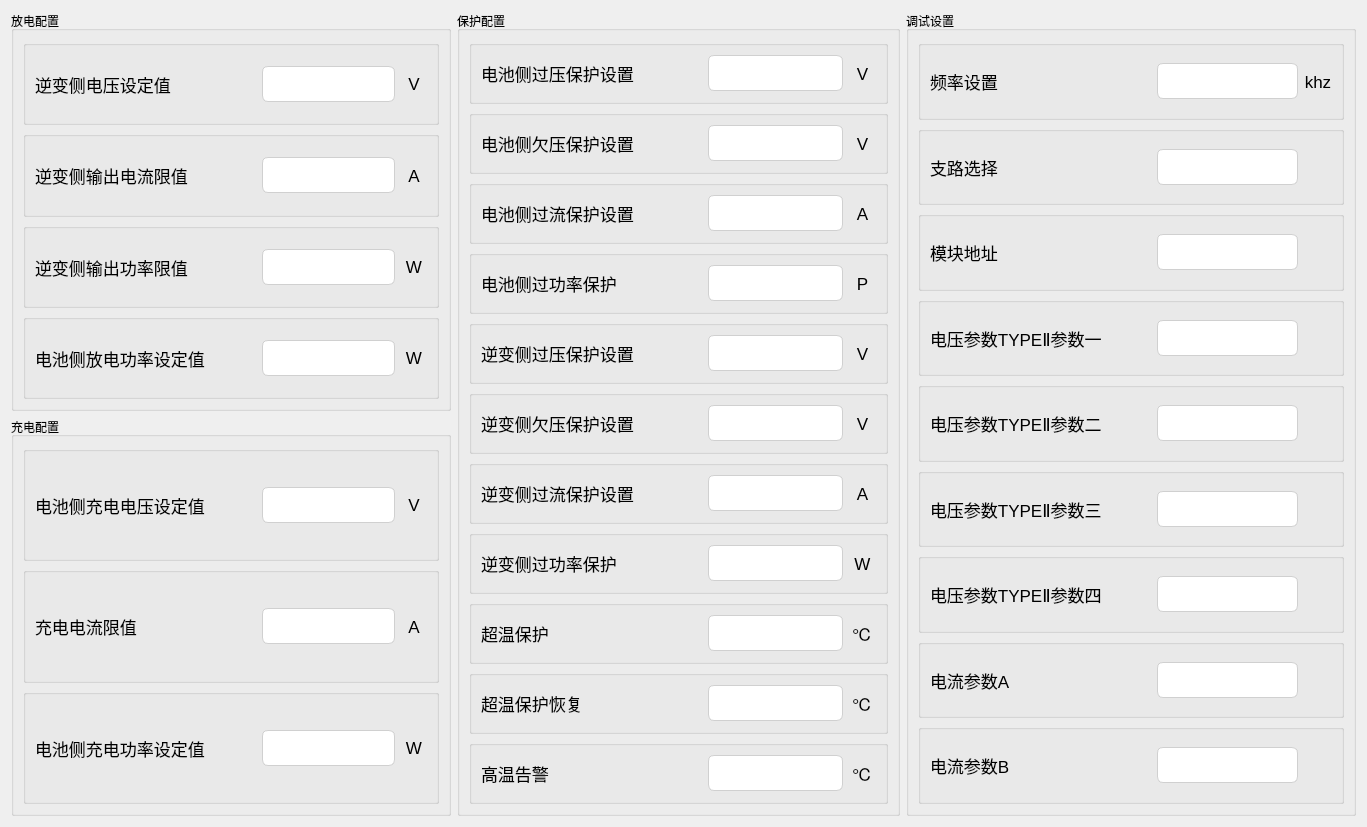
This is tformconfig1.ui in Curtain-Wang/ModbusApp as Qt 5 draws it before an edit. The edited form follows.
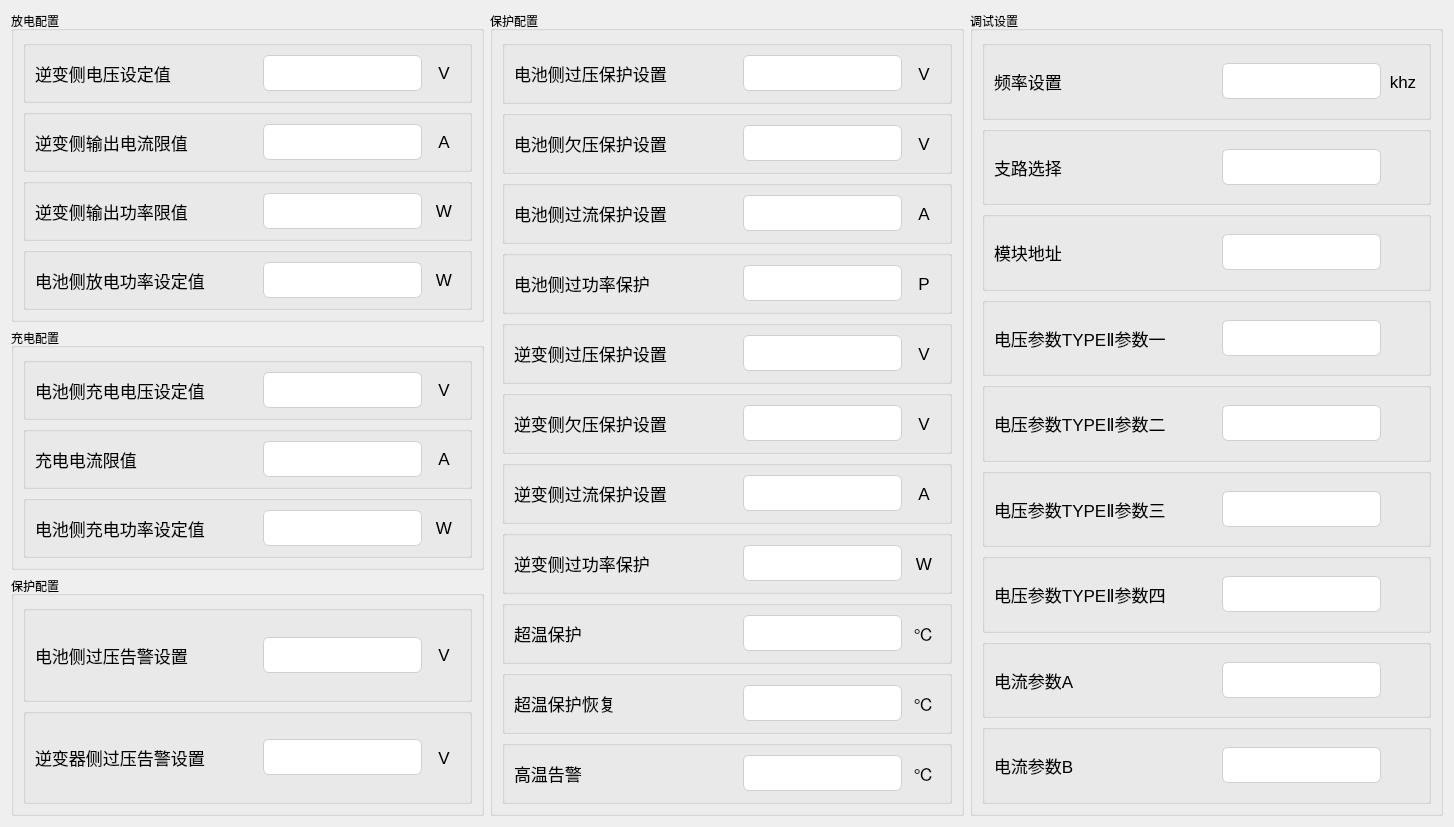
This is the edited form. Custom widgets are drawn as their Qt base class.

Commit message: 新增过压告警寄存器

```diff
--- a/tformconfig1.ui
+++ b/tformconfig1.ui
@@ -6,15 +6,15 @@
    <rect>
     <x>0</x>
     <y>0</y>
-    <width>1367</width>
+    <width>1454</width>
     <height>824</height>
    </rect>
   </property>
   <property name="windowTitle">
    <string>Form</string>
   </property>
-  <layout class="QHBoxLayout" name="horizontalLayout">
-   <item>
+  <layout class="QGridLayout" name="gridLayout_2">
+   <item row="0" column="0">
     <layout class="QVBoxLayout" name="verticalLayout_4">
      <item>
       <widget class="QGroupBox" name="groupBox_2">
@@ -699,9 +699,208 @@
        </layout>
       </widget>
      </item>
+     <item>
+      <widget class="QGroupBox" name="groupBox_5">
+       <property name="title">
+        <string>保护配置</string>
+       </property>
+       <layout class="QVBoxLayout" name="verticalLayout_5">
+        <item>
+         <widget class="QGroupBox" name="groupBox_36">
+          <property name="title">
+           <string/>
+          </property>
+          <layout class="QHBoxLayout" name="horizontalLayout_44" stretch="7,5,1">
+           <item>
+            <widget class="QLabel" name="label_87">
+             <property name="minimumSize">
+              <size>
+               <width>221</width>
+               <height>31</height>
+              </size>
+             </property>
+             <property name="font">
+              <font>
+               <pointsize>13</pointsize>
+              </font>
+             </property>
+             <property name="text">
+              <string>电池侧过压告警设置</string>
+             </property>
+             <property name="alignment">
+              <set>Qt::AlignLeading|Qt::AlignLeft|Qt::AlignVCenter</set>
+             </property>
+            </widget>
+           </item>
+           <item>
+            <widget class="MyLineEdit" name="h16908">
+             <property name="minimumSize">
+              <size>
+               <width>0</width>
+               <height>31</height>
+              </size>
+             </property>
+             <property name="styleSheet">
+              <string notr="true">QLineEdit {
+    /* 苹果风格的数据展示LineEdit */
+    border: 1px solid #D0D0D0;                  /* 浅灰色边框，模仿macOS的细边框 */
+    border-radius: 6px;                         /* 圆角，符合macOS设计 */
+    padding: 8px 12px;                         /* 内边距，提供舒适的阅读空间 */
+    background-color: #FFFFFF;                 /* 白色背景 */
+    color: #333333;                            /* 深灰色文字，提高可读性 */
+    font-family: &quot;SF Pro Text&quot;, &quot;Helvetica Neue&quot;, &quot;Lucida Grande&quot;, sans-serif; /* macOS系统字体栈 */
+    font-size: 14px;                           /* 默认字体大小 */
+    selection-background-color: #007AFF;       /* 选中文本高亮色 (macOS蓝色) */
+    selection-color: #FFFFFF;                  /* 选中文本颜色 (白色) */
+
+    /* 只读状态下的特殊样式 */
+    /* 注意：Qt中通常使用 setReadOnly(true) 来实现只读，但QSS可以定义其外观 */
+}
+
+/* 当LineEdit获得焦点时 (对于数据展示框，如果不需要焦点效果，可以省略或弱化) */
+QLineEdit:focus {
+    border: 1px solid #007AFF;                 /* 获得焦点时边框变为蓝色 */
+    /* 如果作为纯展示框，也可以移除焦点边框变化 */
+    /* border: 1px solid #D0D0D0; */
+}
+
+/* 禁用状态下的样式 (如果用于展示不可变数据) */
+QLineEdit:disabled {
+    background-color: #F5F5F7;                 /* macOS禁用元素背景色 */
+    color: #A0A0A0;                            /* 禁用文字颜色 */
+    border: 1px solid #E0E0E0;                 /* 禁用边框颜色 */
+}</string>
+             </property>
+             <property name="readOnly">
+              <bool>true</bool>
+             </property>
+            </widget>
+           </item>
+           <item>
+            <widget class="QLabel" name="label_88">
+             <property name="minimumSize">
+              <size>
+               <width>0</width>
+               <height>31</height>
+              </size>
+             </property>
+             <property name="font">
+              <font>
+               <pointsize>13</pointsize>
+              </font>
+             </property>
+             <property name="text">
+              <string>V</string>
+             </property>
+             <property name="alignment">
+              <set>Qt::AlignCenter</set>
+             </property>
+            </widget>
+           </item>
+          </layout>
+         </widget>
+        </item>
+        <item>
+         <widget class="QGroupBox" name="groupBox_37">
+          <property name="title">
+           <string/>
+          </property>
+          <layout class="QHBoxLayout" name="horizontalLayout_45" stretch="7,5,1">
+           <item>
+            <widget class="QLabel" name="label_89">
+             <property name="minimumSize">
+              <size>
+               <width>221</width>
+               <height>31</height>
+              </size>
+             </property>
+             <property name="font">
+              <font>
+               <pointsize>13</pointsize>
+              </font>
+             </property>
+             <property name="text">
+              <string>逆变器侧过压告警设置</string>
+             </property>
+             <property name="alignment">
+              <set>Qt::AlignLeading|Qt::AlignLeft|Qt::AlignVCenter</set>
+             </property>
+            </widget>
+           </item>
+           <item>
+            <widget class="MyLineEdit" name="h16909">
+             <property name="minimumSize">
+              <size>
+               <width>0</width>
+               <height>31</height>
+              </size>
+             </property>
+             <property name="styleSheet">
+              <string notr="true">QLineEdit {
+    /* 苹果风格的数据展示LineEdit */
+    border: 1px solid #D0D0D0;                  /* 浅灰色边框，模仿macOS的细边框 */
+    border-radius: 6px;                         /* 圆角，符合macOS设计 */
+    padding: 8px 12px;                         /* 内边距，提供舒适的阅读空间 */
+    background-color: #FFFFFF;                 /* 白色背景 */
+    color: #333333;                            /* 深灰色文字，提高可读性 */
+    font-family: &quot;SF Pro Text&quot;, &quot;Helvetica Neue&quot;, &quot;Lucida Grande&quot;, sans-serif; /* macOS系统字体栈 */
+    font-size: 14px;                           /* 默认字体大小 */
+    selection-background-color: #007AFF;       /* 选中文本高亮色 (macOS蓝色) */
+    selection-color: #FFFFFF;                  /* 选中文本颜色 (白色) */
+
+    /* 只读状态下的特殊样式 */
+    /* 注意：Qt中通常使用 setReadOnly(true) 来实现只读，但QSS可以定义其外观 */
+}
+
+/* 当LineEdit获得焦点时 (对于数据展示框，如果不需要焦点效果，可以省略或弱化) */
+QLineEdit:focus {
+    border: 1px solid #007AFF;                 /* 获得焦点时边框变为蓝色 */
+    /* 如果作为纯展示框，也可以移除焦点边框变化 */
+    /* border: 1px solid #D0D0D0; */
+}
+
+/* 禁用状态下的样式 (如果用于展示不可变数据) */
+QLineEdit:disabled {
+    background-color: #F5F5F7;                 /* macOS禁用元素背景色 */
+    color: #A0A0A0;                            /* 禁用文字颜色 */
+    border: 1px solid #E0E0E0;                 /* 禁用边框颜色 */
+}</string>
+             </property>
+             <property name="readOnly">
+              <bool>true</bool>
+             </property>
+            </widget>
+           </item>
+           <item>
+            <widget class="QLabel" name="label_90">
+             <property name="minimumSize">
+              <size>
+               <width>0</width>
+               <height>31</height>
+              </size>
+             </property>
+             <property name="font">
+              <font>
+               <pointsize>13</pointsize>
+              </font>
+             </property>
+             <property name="text">
+              <string>V</string>
+             </property>
+             <property name="alignment">
+              <set>Qt::AlignCenter</set>
+             </property>
+            </widget>
+           </item>
+          </layout>
+         </widget>
+        </item>
+       </layout>
+      </widget>
+     </item>
     </layout>
    </item>
-   <item>
+   <item row="0" column="1">
     <widget class="QGroupBox" name="groupBox_3">
      <property name="title">
       <string>保护配置</string>
@@ -1887,7 +2086,7 @@
      </layout>
     </widget>
    </item>
-   <item>
+   <item row="0" column="2">
     <widget class="QGroupBox" name="groupBox_4">
      <property name="title">
       <string>调试设置</string>
```
The commit also changes 3 other files.
